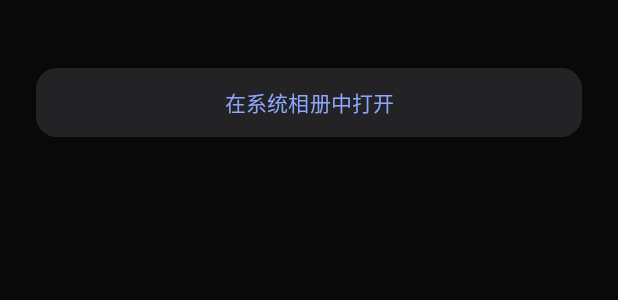
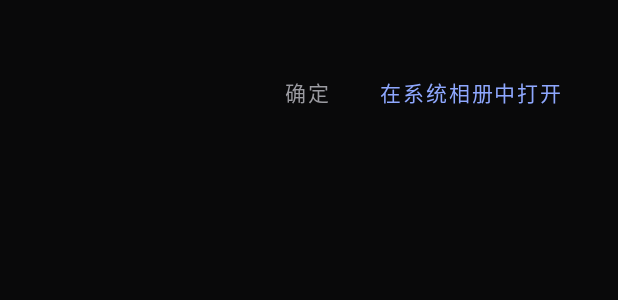
Before and after one commit to KKorpse/Less, an Android app: the layout dialog_photo_info.xml on its own in the app's theme, with its tools: preview values and no code run, on a phone screen of 412 x 824 dp. Shown: the top 300 px of the screen. Run offline under Robolectric (Android 15) with nearby library versions, the phone set to English and light mode, and no system bars.

Commit message:
style: 打开相册按钮移到右下角（2.4.8）
- 详情弹窗底部并排「确定 / 在系统相册中打开」，打开在最右
- 点击后先关弹窗再跳转
- 版本 2.4.8 / versionCode 79

```diff
--- a/app/build.gradle
+++ b/app/build.gradle
@@ -19,8 +19,8 @@ android {
         applicationId "com.kkorpse.less"
         minSdk 29
         targetSdk 36
-        versionCode 78
-        versionName "2.4.7"
+        versionCode 79
+        versionName "2.4.8"
 
         vectorDrawables.useSupportLibrary = true
     }
--- a/app/src/main/java/com/kkorpse/less/ui/PhotoFocusActivity.kt
+++ b/app/src/main/java/com/kkorpse/less/ui/PhotoFocusActivity.kt
@@ -368,16 +368,17 @@ class PhotoFocusActivity : AppCompatActivity() {
         // 用自定义视图里的普通 TextView 触发，绕开系统弹窗按钮在某些 ROM 上点击不到的问题。
         val dialogView = com.kkorpse.less.databinding.DialogPhotoInfoBinding.inflate(layoutInflater)
         dialogView.infoDialogMessage.text = message
+        val dialog = MaterialAlertDialogBuilder(this)
+            .setTitle(R.string.photo_info_title)
+            .setView(dialogView.root)
+            .create()
+        dialogView.infoDialogClose.setOnClickListener { dialog.dismiss() }
         dialogView.infoDialogOpenGallery.setOnClickListener {
             Breadcrumbs.step(this, "info dialog: gallery button tapped")
             Toast.makeText(this, R.string.open_in_gallery_starting, Toast.LENGTH_SHORT).show()
+            dialog.dismiss()
             openInGallery(page.item)
         }
-        val dialog = MaterialAlertDialogBuilder(this)
-            .setTitle(R.string.photo_info_title)
-            .setView(dialogView.root)
-            .setPositiveButton(android.R.string.ok, null)
-            .create()
         dialog.show()
         // 自定义视图不受 message 的宽度约束，手动给一个居中、有上限的宽度。
         val screenWidth = resources.displayMetrics.widthPixels
--- a/app/src/main/res/layout/dialog_photo_info.xml
+++ b/app/src/main/res/layout/dialog_photo_info.xml
@@ -7,7 +7,7 @@
     android:paddingStart="24dp"
     android:paddingTop="4dp"
     android:paddingEnd="24dp"
-    android:paddingBottom="4dp">
+    android:paddingBottom="6dp">
 
     <TextView
         android:id="@+id/infoDialogMessage"
@@ -18,16 +18,40 @@
         android:textColor="@color/text_secondary"
         android:textSize="15sp" />
 
-    <com.google.android.material.button.MaterialButton
-        android:id="@+id/infoDialogOpenGallery"
+    <LinearLayout
         android:layout_width="match_parent"
-        android:layout_height="46dp"
-        android:layout_marginTop="20dp"
-        android:backgroundTint="@color/surface_high"
-        android:insetTop="0dp"
-        android:insetBottom="0dp"
-        android:text="@string/photo_info_open_gallery"
-        android:textColor="@color/accent_blue"
-        android:textSize="14sp"
-        app:cornerRadius="14dp" />
+        android:layout_height="wrap_content"
+        android:layout_marginTop="12dp"
+        android:gravity="end"
+        android:orientation="horizontal">
+
+        <com.google.android.material.button.MaterialButton
+            android:id="@+id/infoDialogClose"
+            style="@style/Widget.MaterialComponents.Button.TextButton"
+            android:layout_width="wrap_content"
+            android:layout_height="wrap_content"
+            android:insetTop="0dp"
+            android:insetBottom="0dp"
+            android:minWidth="0dp"
+            android:paddingStart="14dp"
+            android:paddingEnd="14dp"
+            android:text="@string/photo_info_close"
+            android:textColor="@color/text_secondary"
+            android:textSize="14sp" />
+
+        <com.google.android.material.button.MaterialButton
+            android:id="@+id/infoDialogOpenGallery"
+            style="@style/Widget.MaterialComponents.Button.TextButton"
+            android:layout_width="wrap_content"
+            android:layout_height="wrap_content"
+            android:layout_marginStart="6dp"
+            android:insetTop="0dp"
+            android:insetBottom="0dp"
+            android:minWidth="0dp"
+            android:paddingStart="14dp"
+            android:paddingEnd="14dp"
+            android:text="@string/photo_info_open_gallery"
+            android:textColor="@color/accent_blue"
+            android:textSize="14sp" />
+    </LinearLayout>
 </LinearLayout>
--- a/app/src/main/res/values/strings.xml
+++ b/app/src/main/res/values/strings.xml
@@ -50,6 +50,7 @@
     <string name="photo_info_title">照片信息</string>
     <string name="photo_info_open_gallery">在系统相册中打开</string>
     <string name="open_in_gallery_failed">没有找到能打开这张图的相册应用</string>
+    <string name="photo_info_close">确定</string>
     <string name="open_in_gallery_starting">正在打开相册…</string>
     <string name="open_in_gallery_blocked_title">没有切换到相册</string>
     <string name="open_in_gallery_blocked_message">已经发起跳转（目标：%1$s），但系统没有切过去，可能被系统权限或应用锁挡住了。可以试试直接打开相册 App。</string>
```
Also changed, not shown: 5 other files.
